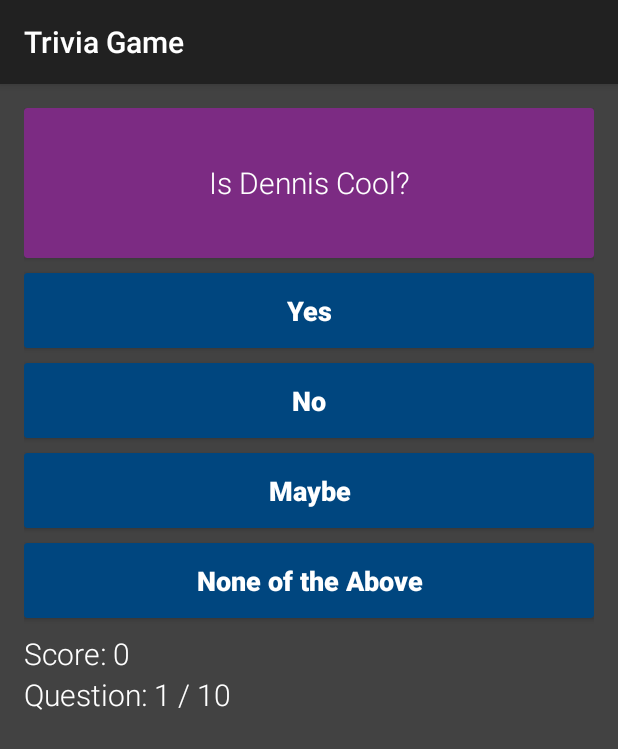
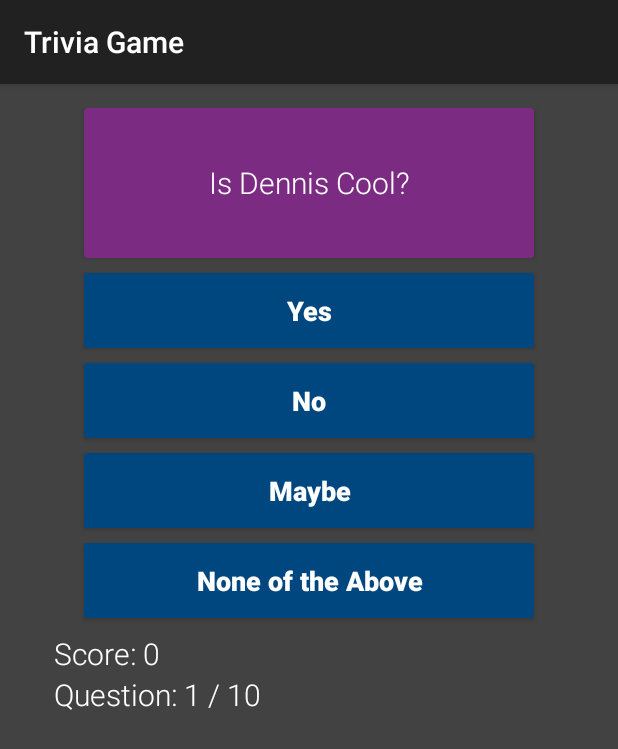
Before and after one commit to j-brisbin/android-senior-research, an Android app: the TriviaActivity screen opened directly, with no data from a screen before it, on a phone screen of 412 x 824 dp. Shown: the top 749 px of the screen. Run offline under Robolectric (Android 15) with nearby library versions, the phone set to English and light mode, and no system bars.

Commit message:
Updated layouts for tablets. Tablet layouts were tested with a Nexus 10.

```diff
--- a/app/src/main/res/layout/content_trivia.xml
+++ b/app/src/main/res/layout/content_trivia.xml
@@ -22,7 +22,7 @@
             xmlns:card_view="http://schemas.android.com/apk/res-auto"
             android:id="@+id/question_card"
             android:layout_gravity="center"
-            android:layout_width="match_parent"
+            android:layout_width="300dp"
             android:layout_height="100dp"
             card_view:cardElevation="2dp"
             card_view:cardBackgroundColor="#7C2B83"
@@ -42,7 +42,7 @@
             xmlns:card_view="http://schemas.android.com/apk/res-auto"
             android:id="@+id/choice1_card"
             android:layout_gravity="center"
-            android:layout_width="match_parent"
+            android:layout_width="300dp"
             android:layout_height="50dp"
             card_view:cardElevation="2dp"
             card_view:cardBackgroundColor="#00467F"
@@ -61,7 +61,7 @@
             xmlns:card_view="http://schemas.android.com/apk/res-auto"
             android:id="@+id/choice2_card"
             android:layout_gravity="center"
-            android:layout_width="match_parent"
+            android:layout_width="300dp"
             android:layout_height="50dp"
             card_view:cardElevation="2dp"
             card_view:cardBackgroundColor="#00467F"
@@ -80,7 +80,7 @@
             xmlns:card_view="http://schemas.android.com/apk/res-auto"
             android:id="@+id/choice3_card"
             android:layout_gravity="center"
-            android:layout_width="match_parent"
+            android:layout_width="300dp"
             android:layout_height="50dp"
             card_view:cardElevation="2dp"
             card_view:cardBackgroundColor="#00467F"
@@ -99,7 +99,7 @@
             xmlns:card_view="http://schemas.android.com/apk/res-auto"
             android:id="@+id/choice4_card"
             android:layout_gravity="center"
-            android:layout_width="match_parent"
+            android:layout_width="300dp"
             android:layout_height="50dp"
             card_view:cardElevation="2dp"
             card_view:cardBackgroundColor="#00467F"
@@ -121,7 +121,8 @@
             android:text="Score:"
             android:id="@+id/scoreTextView"
             android:textColor="#ffffff"
-            android:textSize="20sp" />
+            android:textSize="20sp"
+            android:layout_marginLeft="20dp" />
 
         <TextView
             android:layout_width="wrap_content"
@@ -130,7 +131,8 @@
             android:text="Question: Current / Total"
             android:id="@+id/statusTextView"
             android:textColor="#ffffff"
-            android:textSize="20sp" />
+            android:textSize="20sp"
+            android:layout_marginLeft="20dp" />
 
 
     </LinearLayout>
--- a/app/src/main/res/layout/timeline_item_layout.xml
+++ b/app/src/main/res/layout/timeline_item_layout.xml
@@ -2,10 +2,11 @@
 <LinearLayout xmlns:android="http://schemas.android.com/apk/res/android"
     android:orientation="vertical" android:layout_width="match_parent"
     android:layout_height="match_parent"
-    android:padding="16dp">
+    android:padding="16dp"
+    android:gravity="center_horizontal">
 
     <android.support.v7.widget.CardView xmlns:card_view="http://schemas.android.com/apk/res-auto"
-        android:layout_width="match_parent"
+        android:layout_width="300dp"
         android:layout_height="wrap_content"
         card_view:cardBackgroundColor="#00467F"
         card_view:cardElevation="3dp"
--- a/app/src/main/res/values/strings.xml
+++ b/app/src/main/res/values/strings.xml
@@ -1,5 +1,5 @@
 <resources>
-    <string name="app_name">FinalProjectAPI15</string>
+    <string name="app_name">Memory Game</string>
 
     <string name="hello_world">Hello world!</string>
     <string name="action_settings">Settings</string>
```
Also changed, not shown: app/src/main/res/layout/content_menu.xml (+9 -9 lines), app/src/main/res/layout/content_timeline.xml (+4 -12 lines), 3 other files.
